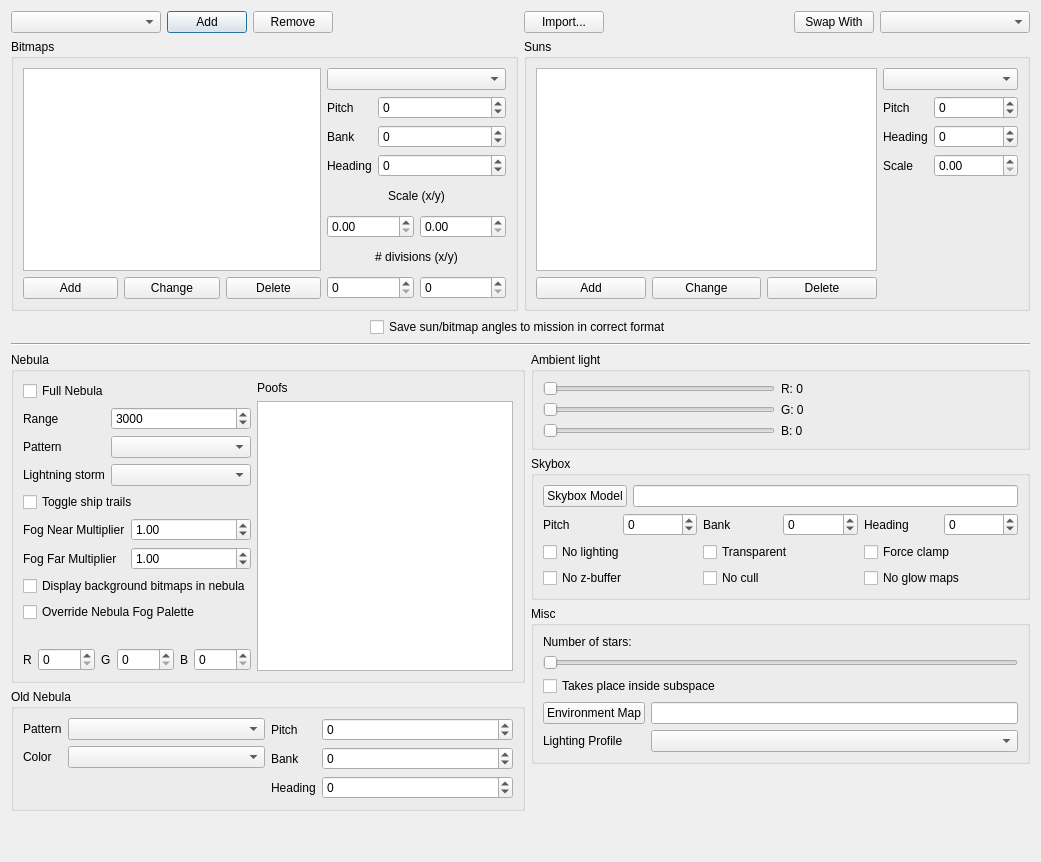
First picture: the form in qtfred/ui/BackgroundEditor.ui, repository scp-fs2open/fs2open.github.com, before the edit.
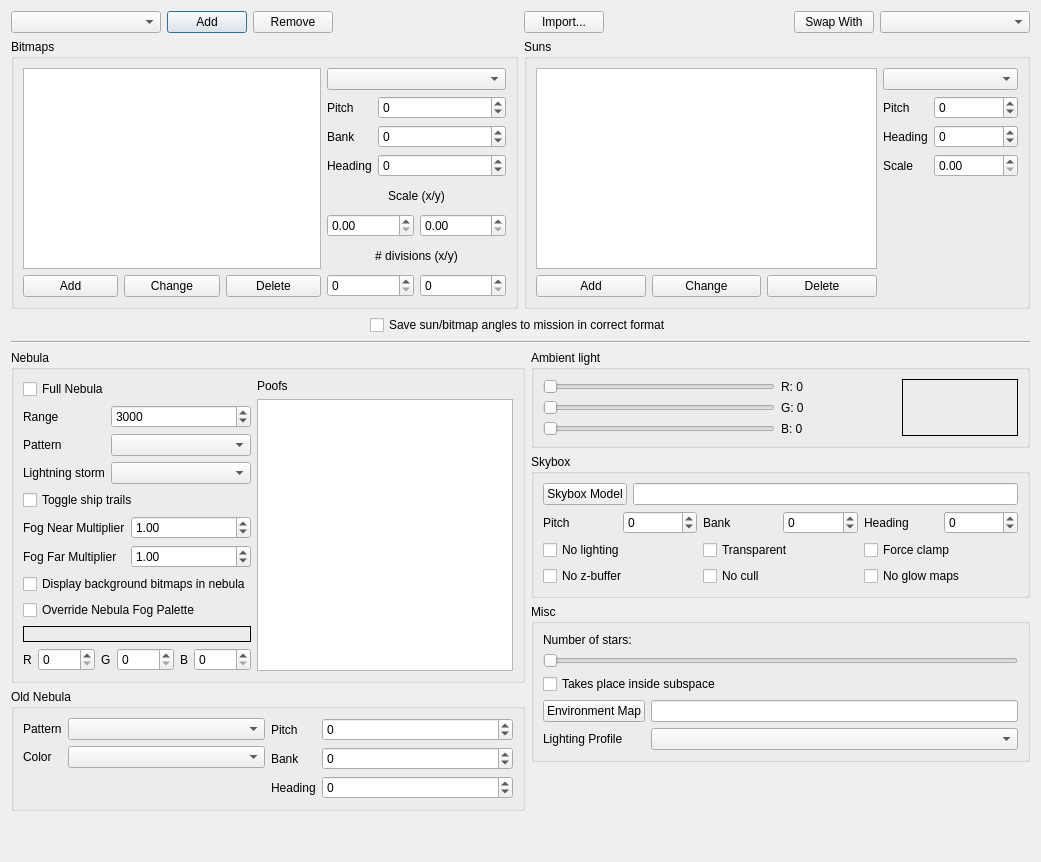
Second picture: the form after the edit.

```diff
--- a/qtfred/ui/BackgroundEditor.ui
+++ b/qtfred/ui/BackgroundEditor.ui
@@ -541,6 +541,9 @@
             </item>
             <item>
              <widget class="QLabel" name="fogSwatch">
+              <property name="frameShape">
+               <enum>QFrame::Box</enum>
+              </property>
               <property name="text">
                <string/>
               </property>
@@ -781,6 +784,12 @@
             </item>
             <item row="0" column="2">
              <widget class="QLabel" name="ambientLightRedLabel">
+              <property name="sizePolicy">
+               <sizepolicy hsizetype="Preferred" vsizetype="Preferred">
+                <horstretch>0</horstretch>
+                <verstretch>0</verstretch>
+               </sizepolicy>
+              </property>
               <property name="text">
                <string>R: 0</string>
               </property>
@@ -801,6 +810,9 @@
             </item>
             <item row="0" column="3" rowspan="3">
              <widget class="QLabel" name="ambientSwatch">
+              <property name="frameShape">
+               <enum>QFrame::Box</enum>
+              </property>
               <property name="text">
                <string/>
               </property>
```
Left out of the diff: 3 changed lines with no effect on the pictures.
